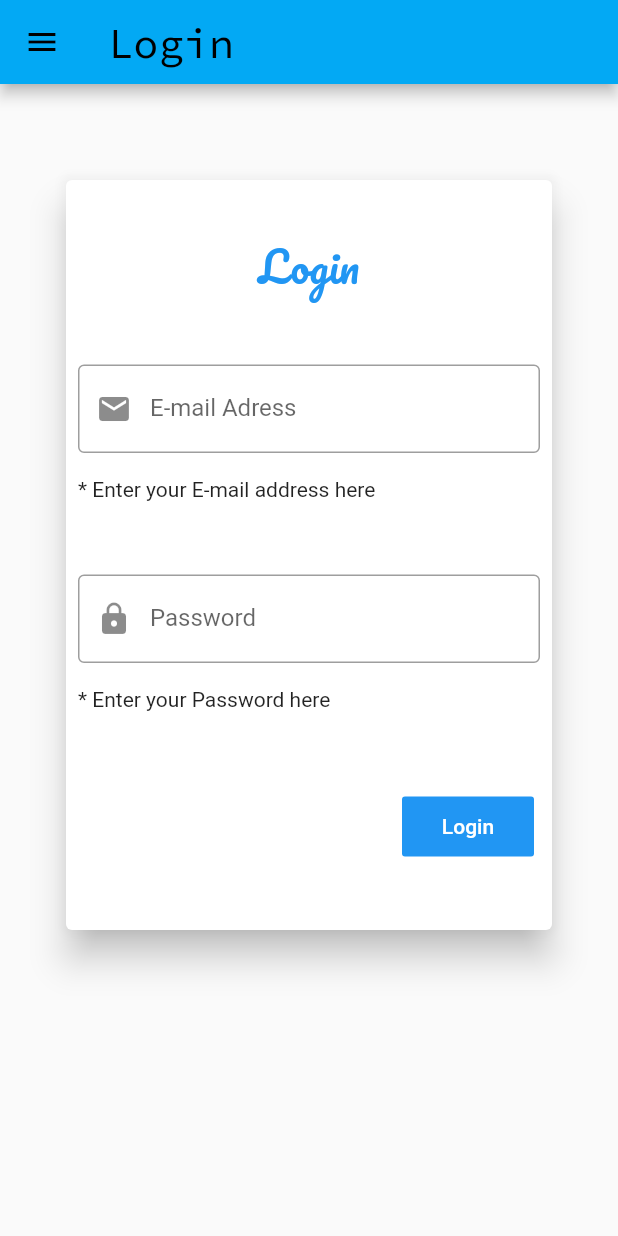
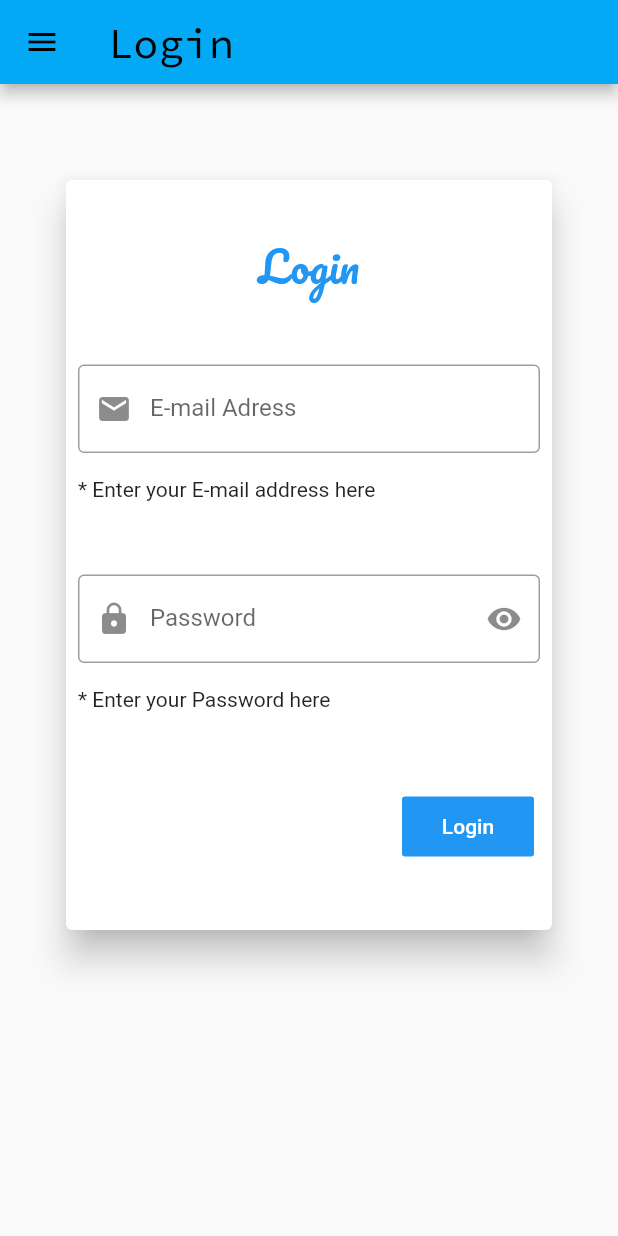
Before and after one commit to ivobass/loginapp, a Flutter app: the screen it shows after launch, on a phone screen of 412 x 824 dp. Run offline on Flutter 3.47's test engine with Material 2 defaults, Android fonts, the phone set to English and light mode, and no system bars; our stand-ins replace google_fonts.

Commit message:
update
icone lado direito

```diff
--- a/lib/main.dart
+++ b/lib/main.dart
@@ -4,6 +4,12 @@ import 'package:google_fonts/google_fonts.dart';
 void main() => runApp(AppName());
 
 class AppName extends StatelessWidget {
+  var password = InputDecoration(
+                              prefixIcon: Icon(Icons.lock),
+                              suffixIcon: Icon(Icons.visibility),
+                              border: OutlineInputBorder(),
+                              labelText: 'Password',
+                            );
   @override
   Widget build(BuildContext context) {
     return MaterialApp(
@@ -75,12 +81,7 @@ class AppName extends StatelessWidget {
                           padding: const EdgeInsets.all(8.0),
                           child: TextField(
                             obscureText: true, // coloca escondigo o texto //
-                            decoration: InputDecoration(
-                              prefixIcon: Icon(Icons.lock),
-                              // suffixIcon: Icon(Icons.lock), put icon at the end//
-                              border: OutlineInputBorder(),
-                              labelText: 'Password',
-                            ),
+                            decoration: password,
                           ),
                         ),
                         Padding(
@@ -102,7 +103,9 @@ class AppName extends StatelessWidget {
                             disabledColor: Colors.black,
                             disabledTextColor: Colors.grey,
                             child: Text('Login'),
-                            onPressed: () {},
+                            onPressed: () {
+
+                            },
                           ),
                         ),
                       ],
```
Also changed, not shown: 24 other files.
